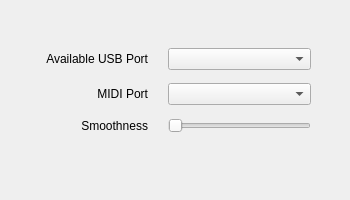
Qt form driverwindow.ui (A-KRY/NanoBreathControllerUSBDriver) before a commit.
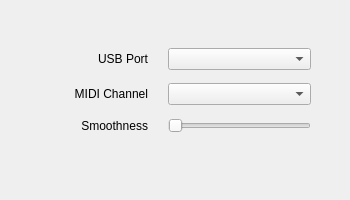
The same form after that commit.

Patch:
```diff
--- a/driverwindow.ui
+++ b/driverwindow.ui
@@ -58,7 +58,7 @@
          <bool>true</bool>
         </property>
         <property name="text">
-         <string>Available USB Port</string>
+         <string>USB Port</string>
         </property>
         <property name="alignment">
          <set>Qt::AlignRight|Qt::AlignTrailing|Qt::AlignVCenter</set>
@@ -90,7 +90,7 @@
       <item>
        <widget class="QLabel" name="midiChannelLabel">
         <property name="text">
-         <string>MIDI Port</string>
+         <string>MIDI Channel</string>
         </property>
         <property name="alignment">
          <set>Qt::AlignRight|Qt::AlignTrailing|Qt::AlignVCenter</set>
```
Left out of the diff: 4 changed lines with no effect on the pictures.
